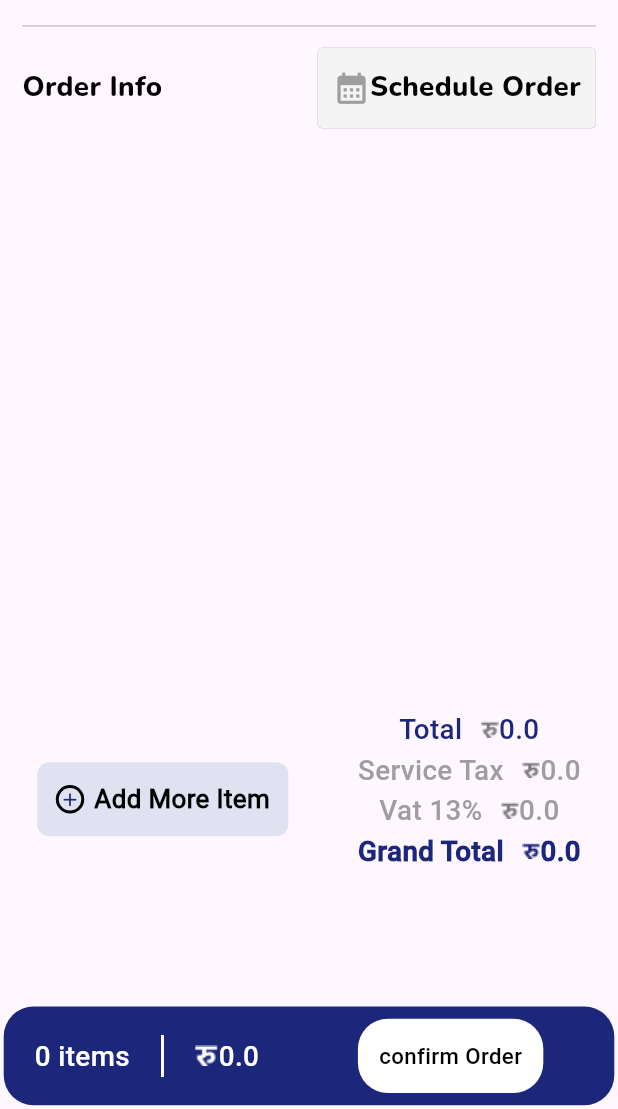
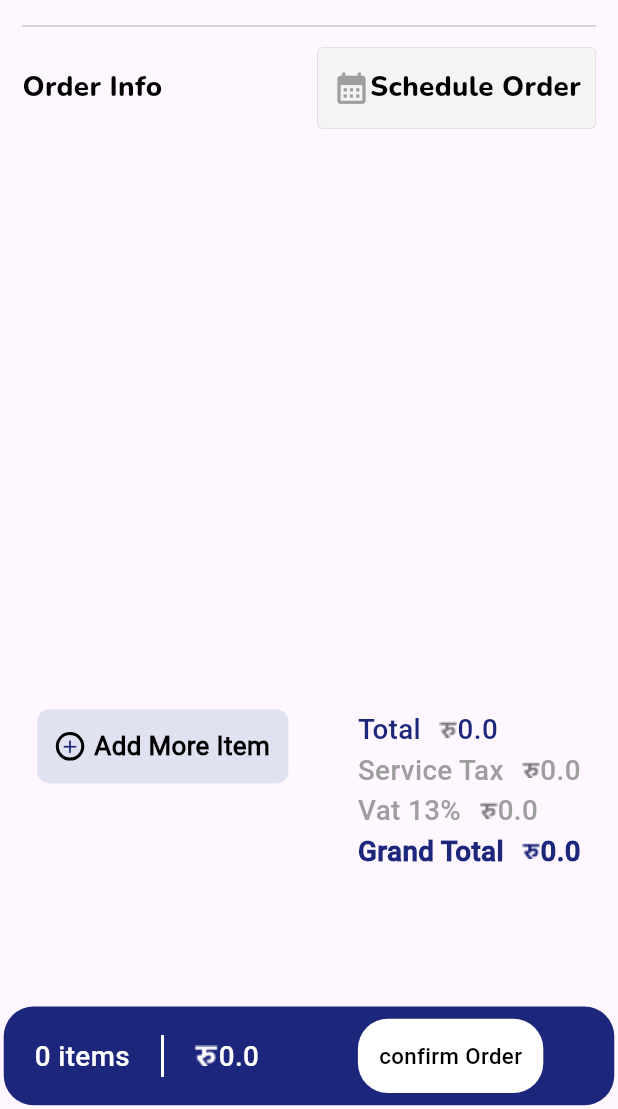
Before and after one commit to AsimSharma/brosoftresturent, a Flutter app: the ConfirmOrderScreen screen opened directly with empty values, on a phone screen of 412 x 824 dp, the part 127-1236 px from its top. Run offline on Flutter 3.47's test engine with Material 3 defaults, Android fonts, the phone set to English and light mode, and no system bars; our stand-ins replace get; network calls fail.

Commit message:
change the methos to widgets

```diff
--- a/lib/view/OrderSelectPage/SelectedOrder/selected_order.dart
+++ b/lib/view/OrderSelectPage/SelectedOrder/selected_order.dart
@@ -8,6 +8,7 @@ import 'package:brosoftresturent/utils/images_path_store.dart';
 import 'package:brosoftresturent/utils/responsive_extension.dart';
 import 'package:brosoftresturent/view/table/models/images.dart';
 import '../../table/models/btn_selected_model.dart';
+import '../widgets/table_order_info.dart';
 import 'widgets/bottom_navigation_cart.dart';
 
 import 'package:get/get.dart';
@@ -96,8 +97,13 @@ class _SelectedOrderState extends State<SelectedOrder> {
               SizedBox(
                 height: 0.004.h(context),
               ),
-              textSections(
-                  context, widget.tablename, widget.totalGuest, widget.oderNo),
+
+              TableOrderInfo(
+                tableName: widget.tablename,
+                totalGuest: widget.totalGuest,
+                orderNo: widget.oderNo,
+              ),
+
               const Divider(),
               SizedBox(
                 height: 0.008.h(context),
@@ -651,69 +657,4 @@ class _SelectedOrderState extends State<SelectedOrder> {
       ),
     );
   }
-
-  Container textSections(
-      BuildContext context, String tableName, int guestNumber, int oderNo) {
-    return Container(
-      height: 0.05.h(context),
-      margin: EdgeInsets.only(left: 0.0015.toResponsive(context)),
-      width: 1.0.w(context),
-      child: Row(
-        mainAxisAlignment: MainAxisAlignment.spaceBetween,
-        children: [
-          Row(
-            children: [
-              Text(
-                "Table ",
-                style: myTextStyle(
-                    textColor, 0.013.toResponsive(context), "Roboto"),
-              ),
-              Text(
-                tableName,
-                style: TextStyle(
-                    color: secondaryColors,
-                    fontSize: 0.015.toResponsive(context),
-                    fontFamily: "Roboto",
-                    fontWeight: FontWeight.w600),
-              ),
-            ],
-          ),
-          Row(
-            children: [
-              Text(
-                "Guest ",
-                style: myTextStyle(
-                    textColor, 0.013.toResponsive(context), "Roboto"),
-              ),
-              Text(
-                guestNumber.toString(),
-                style: TextStyle(
-                    color: secondaryColors,
-                    fontSize: 0.015.toResponsive(context),
-                    fontFamily: "Roboto",
-                    fontWeight: FontWeight.w600),
-              )
-            ],
-          ),
-          Row(
-            children: [
-              Text(
-                "Order No",
-                style: myTextStyle(
-                    textColor, 0.013.toResponsive(context), "Roboto"),
-              ),
-              Text(
-                oderNo.toString(),
-                style: TextStyle(
-                    color: secondaryColors,
-                    fontSize: 0.015.toResponsive(context),
-                    fontFamily: "Roboto",
-                    fontWeight: FontWeight.w600),
-              )
-            ],
-          )
-        ],
-      ),
-    );
-  }
 }
--- a/lib/view/OrderSelectPage/confirm_selected_order.dart
+++ b/lib/view/OrderSelectPage/confirm_selected_order.dart
@@ -10,6 +10,7 @@ import 'package:get/get.dart';
 import '../../controller/remote_productcontroller.dart';
 import 'widgets/header_app_bar.dart';
 import 'order_placed_screen.dart';
+import 'widgets/table_order_info.dart';
 
 class ConfirmOrderScreen extends StatelessWidget {
   const ConfirmOrderScreen(
@@ -25,9 +26,6 @@ class ConfirmOrderScreen extends StatelessWidget {
   Widget build(BuildContext context) {
     final orderController = Get.find<OrDerController>();
     final productController = Get.find<RemoteProductCtrl>();
-
-    var date = DateTime.now();
-    log("ahele bihanko ${date.minute} bajyoo");
 
     return Scaffold(
       bottomNavigationBar:
@@ -48,7 +46,10 @@ class ConfirmOrderScreen extends StatelessWidget {
               SizedBox(
                 height: 0.004.h(context),
               ),
-              textSections(context, tableName, totalGuest, orderNo),
+              TableOrderInfo(
+                  tableName: tableName,
+                  totalGuest: totalGuest,
+                  orderNo: orderNo),
               const Divider(),
               SizedBox(
                 height: 0.008.h(context),
@@ -72,7 +73,10 @@ class ConfirmOrderScreen extends StatelessWidget {
       height: 0.17.h(context),
       width: 1.0.w(context),
       padding: const EdgeInsets.all(10),
-      child: Row(mainAxisAlignment: MainAxisAlignment.spaceBetween, children: [
+      child: Row(
+          crossAxisAlignment: CrossAxisAlignment.start,
+          mainAxisAlignment: MainAxisAlignment.spaceBetween,
+          children: [
             //left
             InkWell(
               onTap: () {
@@ -88,7 +92,8 @@ class ConfirmOrderScreen extends StatelessWidget {
                   Container(
                     decoration: BoxDecoration(
                       borderRadius: const BorderRadius.all(Radius.circular(50)),
-                  border: Border.all(color: const Color(0xFF000000), width: 2),
+                      border:
+                          Border.all(color: const Color(0xFF000000), width: 2),
                     ),
                     child: const Icon(
                       Icons.add_rounded,
@@ -114,15 +119,41 @@ class ConfirmOrderScreen extends StatelessWidget {
             Container(
               // width: 0.6.w(context),
               height: 1.0.h(context),
-          child: Column(children: [
-            textData(context, "Total", orderController.calculateTotalPrices(),
-                secondaryColors, "nepalirupees.png", "Roboto", FontWeight.w500),
-            textData(context, "Service Tax", orderController.getServicTax(),
-                Colors.grey, "nepalirupees.png", "Roboto", FontWeight.w400),
-            textData(context, "Vat 13%", orderController.getVatTax(),
-                Colors.grey, "nepalirupees.png", "Roboto", FontWeight.w400),
-            textData(context, "Grand Total", orderController.grandTotalPrices(),
-                secondaryColors, "paisanilo.png", "Roboto", FontWeight.w900),
+              child: Column(
+                  crossAxisAlignment: CrossAxisAlignment.start,
+                  children: [
+                    textData(
+                        context,
+                        "Total",
+                        orderController.calculateTotalPrices(),
+                        secondaryColors,
+                        "nepalirupees.png",
+                        "Roboto",
+                        FontWeight.w500),
+                    textData(
+                        context,
+                        "Service Tax",
+                        orderController.getServicTax(),
+                        Colors.grey,
+                        "nepalirupees.png",
+                        "Roboto",
+                        FontWeight.w400),
+                    textData(
+                        context,
+                        "Vat 13%",
+                        orderController.getVatTax(),
+                        Colors.grey,
+                        "nepalirupees.png",
+                        "Roboto",
+                        FontWeight.w400),
+                    textData(
+                        context,
+                        "Grand Total",
+                        orderController.grandTotalPrices(),
+                        secondaryColors,
+                        "paisanilo.png",
+                        "Roboto",
+                        FontWeight.w900),
                   ]),
             )
           ]),
@@ -480,115 +511,4 @@ class ConfirmOrderScreen extends StatelessWidget {
       ),
     );
   }
-
-  Container headerSection(BuildContext context) {
-    return Container(
-      // color: Colors.red,
-      padding: EdgeInsets.only(top: 0.001.toResponsive(context)),
-      color: primary,
-      height: 0.06.h(context),
-      width: 1.0.w(context),
-      child: Row(
-        mainAxisAlignment: MainAxisAlignment.spaceBetween,
-        children: [
-          InkWell(
-            onTap: () {
-              Get.back();
-            },
-            child: SizedBox(
-              height: 0.05.h(context),
-              width: 0.03.w(context),
-              child: Container(
-                height: 0.025.h(context),
-                width: 0.02.w(context),
-                decoration: const BoxDecoration(
-                    image: DecorationImage(
-                        image: AssetImage("assets/images/Back Icon.png"))),
-              ),
-            ),
-          ),
-          Text(
-            "Confirm Order",
-            style: TextStyle(
-                color: textColor,
-                fontSize: 0.015.toResponsive(context),
-                fontFamily: "Nunito",
-                fontWeight: FontWeight.w900),
-          ),
-          Container(
-            height: 0.06.h(context),
-            width: 0.06.w(context),
-            decoration: const BoxDecoration(
-                image: DecorationImage(
-                    image: AssetImage("assets/images/notification.png"))),
-          ),
-        ],
-      ),
-    );
 }
-
-  Container textSections(BuildContext context, String tableName,
-      int guestNumber, int orderNumber) {
-    return Container(
-      height: 0.05.h(context),
-      margin: EdgeInsets.only(left: 0.0015.toResponsive(context)),
-      width: 1.0.w(context),
-      child: Row(
-        mainAxisAlignment: MainAxisAlignment.spaceBetween,
-        children: [
-          Row(
-            children: [
-              Text(
-                "Table ",
-                style: myTextStyle(
-                    textColor, 0.013.toResponsive(context), "Roboto"),
-              ),
-              Text(
-                tableName,
-                style: TextStyle(
-                    color: secondaryColors,
-                    fontSize: 0.015.toResponsive(context),
-                    fontFamily: "Roboto",
-                    fontWeight: FontWeight.w600),
-              ),
-            ],
-          ),
-          Row(
-            children: [
-              Text(
-                "Guest ",
-                style: myTextStyle(
-                    textColor, 0.013.toResponsive(context), "Roboto"),
-              ),
-              Text(
-                guestNumber.toString(),
-                style: TextStyle(
-                    color: secondaryColors,
-                    fontSize: 0.015.toResponsive(context),
-                    fontFamily: "Roboto",
-                    fontWeight: FontWeight.w600),
-              )
-            ],
-          ),
-          Row(
-            children: [
-              Text(
-                "Order No",
-                style: myTextStyle(
-                    textColor, 0.013.toResponsive(context), "Roboto"),
-              ),
-              Text(
-                orderNumber.toString(),
-                style: TextStyle(
-                    color: secondaryColors,
-                    fontSize: 0.015.toResponsive(context),
-                    fontFamily: "Roboto",
-                    fontWeight: FontWeight.w600),
-              )
-            ],
-          )
-        ],
-      ),
-    );
-  }
-}
--- /dev/null
+++ b/lib/view/OrderSelectPage/widgets/table_order_info.dart
@@ -0,0 +1,82 @@
+import 'package:brosoftresturent/utils/responsive_extension.dart';
+import 'package:flutter/material.dart';
+
+import '../../../utils/app_style.dart';
+
+class TableOrderInfo extends StatelessWidget {
+  const TableOrderInfo({
+    super.key,
+    required this.tableName,
+    required this.totalGuest,
+    required this.orderNo,
+  });
+
+  final String tableName;
+  final int totalGuest;
+  final int orderNo;
+
+  @override
+  Widget build(BuildContext context) {
+    return Container(
+      height: 0.05.h(context),
+      margin: EdgeInsets.only(left: 0.0015.toResponsive(context)),
+      width: 1.0.w(context),
+      child: Row(
+        mainAxisAlignment: MainAxisAlignment.spaceBetween,
+        children: [
+          Row(
+            children: [
+              Text(
+                "Table ",
+                style: myTextStyle(
+                    textColor, 0.013.toResponsive(context), "Roboto"),
+              ),
+              Text(
+                tableName,
+                style: TextStyle(
+                    color: secondaryColors,
+                    fontSize: 0.015.toResponsive(context),
+                    fontFamily: "Roboto",
+                    fontWeight: FontWeight.w600),
+              ),
+            ],
+          ),
+          Row(
+            children: [
+              Text(
+                "Guest ",
+                style: myTextStyle(
+                    textColor, 0.013.toResponsive(context), "Roboto"),
+              ),
+              Text(
+                totalGuest.toString(),
+                style: TextStyle(
+                    color: secondaryColors,
+                    fontSize: 0.015.toResponsive(context),
+                    fontFamily: "Roboto",
+                    fontWeight: FontWeight.w600),
+              )
+            ],
+          ),
+          Row(
+            children: [
+              Text(
+                "Order No",
+                style: myTextStyle(
+                    textColor, 0.013.toResponsive(context), "Roboto"),
+              ),
+              Text(
+                orderNo.toString(),
+                style: TextStyle(
+                    color: secondaryColors,
+                    fontSize: 0.015.toResponsive(context),
+                    fontFamily: "Roboto",
+                    fontWeight: FontWeight.w600),
+              )
+            ],
+          )
+        ],
+      ),
+    );
+  }
+}
```
Lines whose indentation alone changed are shown as unchanged.
